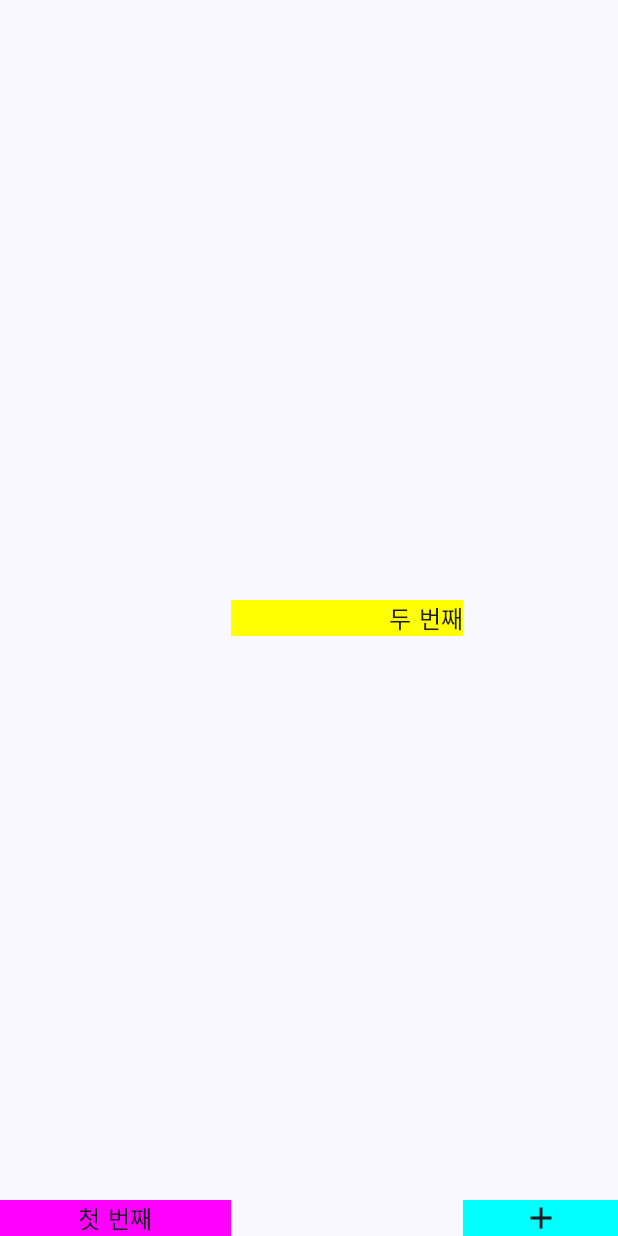
After one commit to theo-no/Compose_Example, an Android app built with Jetpack Compose: the RowActivity screen opened directly, with no data from a screen before it, on a phone screen of 412 x 824 dp. The commit adds this screen. Run offline under Robolectric (Android 15) with nearby library versions, the phone set to English and light mode, and no system bars.

Commit message:
Row 예시 완료

```diff
--- a/Compose_Example/app/build.gradle
+++ b/Compose_Example/app/build.gradle
@@ -58,12 +58,16 @@ dependencies {
     implementation 'androidx.compose.ui:ui-tooling-preview'
     implementation 'androidx.compose.material3:material3'
     implementation platform('androidx.compose:compose-bom:2023.03.00')
+    implementation platform('androidx.compose:compose-bom:2023.03.00')
+    implementation platform('androidx.compose:compose-bom:2023.03.00')
     testImplementation 'junit:junit:4.13.2'
     androidTestImplementation 'androidx.test.ext:junit:1.1.5'
     androidTestImplementation 'androidx.test.espresso:espresso-core:3.5.1'
     androidTestImplementation platform('androidx.compose:compose-bom:2022.10.00')
     androidTestImplementation 'androidx.compose.ui:ui-test-junit4'
     androidTestImplementation platform('androidx.compose:compose-bom:2023.03.00')
+    androidTestImplementation platform('androidx.compose:compose-bom:2023.03.00')
+    androidTestImplementation platform('androidx.compose:compose-bom:2023.03.00')
     debugImplementation 'androidx.compose.ui:ui-tooling'
     debugImplementation 'androidx.compose.ui:ui-test-manifest'
 }
--- /dev/null
+++ b/Compose_Example/app/src/main/java/com/csh/compose_example/RowActivity.kt
@@ -0,0 +1,93 @@
+package com.csh.compose_example
+
+import android.os.Bundle
+import androidx.activity.ComponentActivity
+import androidx.activity.compose.setContent
+import androidx.compose.foundation.background
+import androidx.compose.foundation.layout.Arrangement
+import androidx.compose.foundation.layout.Row
+import androidx.compose.foundation.layout.fillMaxSize
+import androidx.compose.foundation.layout.size
+import androidx.compose.material.icons.Icons
+import androidx.compose.material.icons.filled.Add
+import androidx.compose.material3.Icon
+import androidx.compose.material3.MaterialTheme
+import androidx.compose.material3.Surface
+import androidx.compose.material3.Text
+import androidx.compose.runtime.Composable
+import androidx.compose.ui.Alignment
+import androidx.compose.ui.Modifier
+import androidx.compose.ui.draw.alpha
+import androidx.compose.ui.graphics.Color
+import androidx.compose.ui.modifier.modifierLocalMapOf
+import androidx.compose.ui.text.style.TextAlign
+import androidx.compose.ui.tooling.preview.Preview
+import androidx.compose.ui.unit.dp
+import com.csh.compose_example.ui.theme.Compose_ExampleTheme
+
+class RowActivity : ComponentActivity() {
+    override fun onCreate(savedInstanceState: Bundle?) {
+        super.onCreate(savedInstanceState)
+        setContent {
+            Compose_ExampleTheme {
+                // A surface container using the 'background' color from the theme
+                Surface(modifier = Modifier.fillMaxSize(), color = MaterialTheme.colorScheme.background) {
+                    RowEx()
+                }
+            }
+        }
+    }
+}
+
+@Composable
+fun RowEx() {
+//    Row(
+//        modifier = Modifier.size(200.dp)
+//    ){
+//        Text(
+//            text = "첫 번째",
+//            modifier = Modifier.align(Alignment.Top)
+//        )
+//        Text(
+//            text = "두 번째",
+//            modifier = Modifier.align(Alignment.CenterVertically)
+//        )
+//        Text(
+//            text = "세 번째",
+//            modifier = Modifier.align(Alignment.Bottom)
+//        )
+//    }
+    Row(
+//        horizontalArrangement = Arrangement.SpaceBetween,
+        verticalAlignment = Alignment.Bottom,
+        modifier = Modifier.size(200.dp)
+    ){
+        Text(
+            text = "첫 번째",
+            textAlign = TextAlign.Center,
+            modifier = Modifier.weight(3f)
+                .background(Color.Magenta)
+        )
+        Text(
+            text = "두 번째",
+            textAlign = TextAlign.End,
+            modifier = Modifier.align(Alignment.CenterVertically)
+                .weight(3f)
+                .background(Color.Yellow)
+        )
+        Icon(
+            imageVector = Icons.Filled.Add,
+            contentDescription = "추가",
+            modifier = Modifier.weight(2f)
+                .background(Color.Cyan)
+        )
+    }
+}
+
+@Preview(showBackground = true)
+@Composable
+fun GreetingPreview() {
+    Compose_ExampleTheme {
+        RowEx()
+    }
+}
--- a/Compose_Example/app/src/main/res/values/strings.xml
+++ b/Compose_Example/app/src/main/res/values/strings.xml
@@ -1,4 +1,6 @@
 <resources>
     <string name="app_name">Compose_Example</string>
     <string name="title_activity_layout">LayoutActivity</string>
+    <string name="title_activity_row">RowActivity</string>
+    <string name="title_activity_column">ColumnActivity</string>
 </resources>
```
Also changed, not shown: Compose_Example/app/src/main/AndroidManifest.xml (+10 -0 lines), Compose_Example/app/src/main/java/com/csh/compose_example/ColumnActivity.kt (added, +46 -0 lines).
